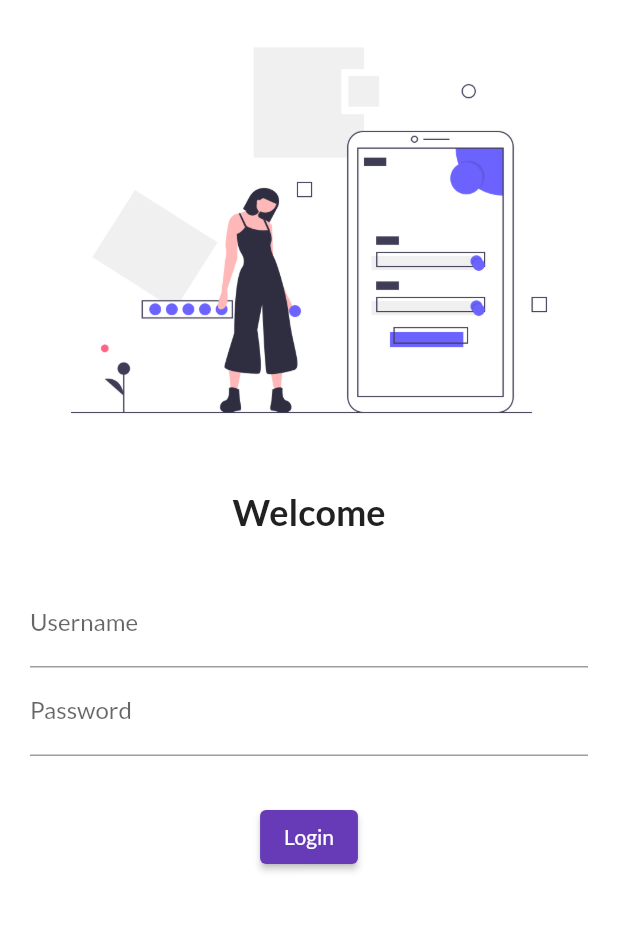
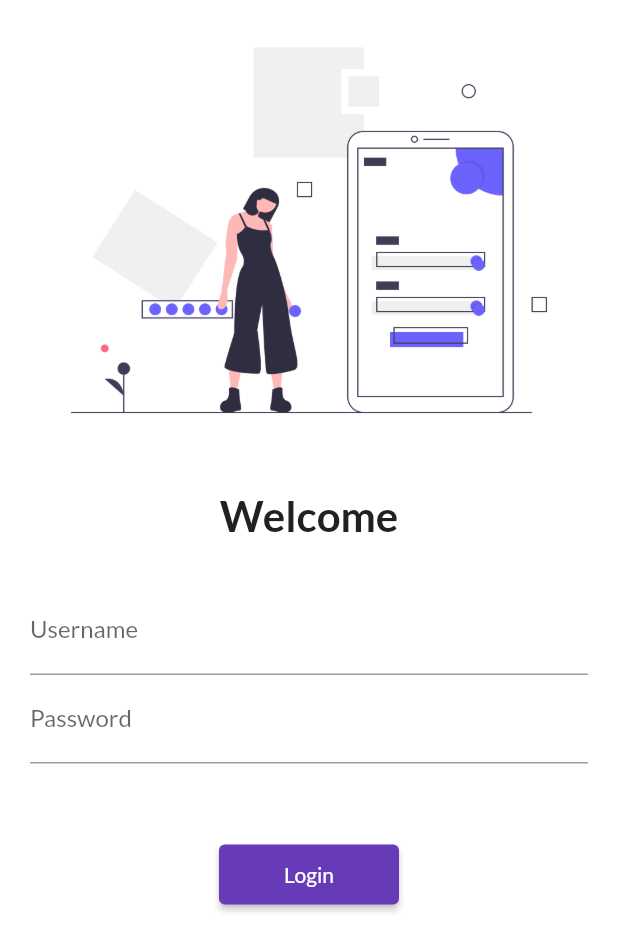
Before and after one commit to ankitbhalla421/flutterdemo, a Flutter app: the screen it shows after launch, on a phone screen of 412 x 824 dp. Shown: the top 951 px of the screen. Run offline on Flutter 3.47's test engine with Material 2 defaults, Android fonts, the phone set to English and light mode, and no system bars; our stand-ins replace google_fonts.

Commit message:
Login page added

```diff
--- a/lib/main.dart
+++ b/lib/main.dart
@@ -1,6 +1,7 @@
 import 'package:flutter/material.dart';
 import 'package:flutterdemo/pages/home.dart';
 import 'package:flutterdemo/pages/login.dart';
+import 'package:flutterdemo/utils/routes.dart';
 import 'package:google_fonts/google_fonts.dart';
 
 void main() {
@@ -16,11 +17,11 @@ class MyApp extends StatelessWidget {
             primarySwatch: Colors.deepPurple,
             fontFamily: GoogleFonts.lato().fontFamily),
         darkTheme: ThemeData(brightness: Brightness.dark),
-        initialRoute: '/login',
+        initialRoute: MyRoutes.loginRoute,
         routes: {
           "/": (context) => Login(),
-          "/home": (context) => Home(),
-          "/login": (context) => Login(),
+          MyRoutes.homeRoute: (context) => Home(),
+          MyRoutes.loginRoute: (context) => Login(),
         });
   }
 }
--- a/lib/pages/login.dart
+++ b/lib/pages/login.dart
@@ -1,4 +1,5 @@
 import 'package:flutter/material.dart';
+import 'package:flutterdemo/utils/routes.dart';
 
 class Login extends StatelessWidget {
   const Login({Key key}) : super(key: key);
@@ -7,6 +8,7 @@ class Login extends StatelessWidget {
   Widget build(BuildContext context) {
     return Material(
         color: Colors.white,
+        child: SingleChildScrollView(
           child: Column(
             children: [
               Image.asset('images/login_image.png'),
@@ -14,7 +16,7 @@ class Login extends StatelessWidget {
               Text('Welcome',
                   style: TextStyle(
                       color: Colors.grey[900],
-                    fontSize: 24,
+                      fontSize: 28,
                       fontWeight: FontWeight.bold)),
               SizedBox(height: 20),
               Padding(
@@ -31,14 +33,15 @@ class Login extends StatelessWidget {
                           hintText: 'Enter Password', labelText: 'Password'),
                     )
                   ])),
-            SizedBox(height: 20),
+              SizedBox(height: 40),
               ElevatedButton(
                   onPressed: () {
-                  print('Hi Login');
+                    Navigator.pushNamed(context, MyRoutes.homeRoute);
                   },
                   child: Text('Login'),
-                style: TextButton.styleFrom()),
+                  style: TextButton.styleFrom(minimumSize: Size(120, 40))),
             ],
+          ),
         ));
   }
 }
--- /dev/null
+++ b/lib/utils/routes.dart
@@ -0,0 +1,4 @@
+class MyRoutes {
+  static String loginRoute = '/login';
+  static String homeRoute = '/home';
+}
```
Also changed, not shown: 4 other files. Lines whose indentation alone changed are shown as unchanged.
